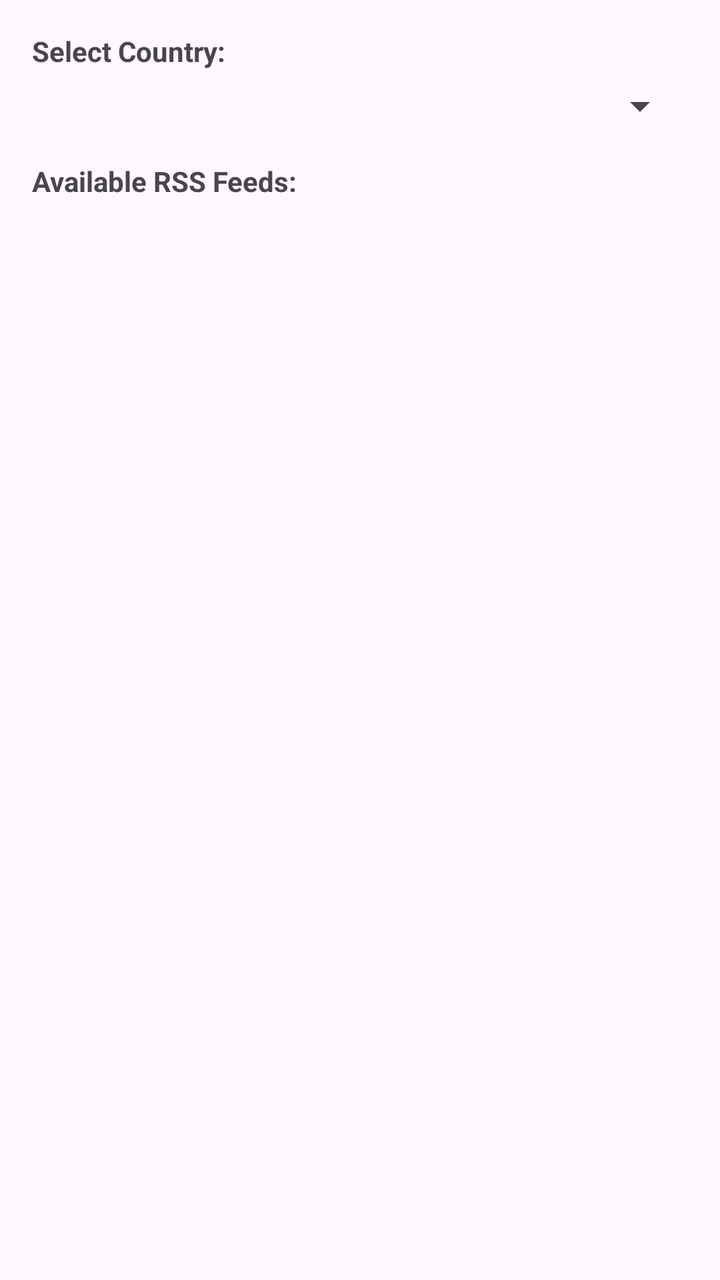
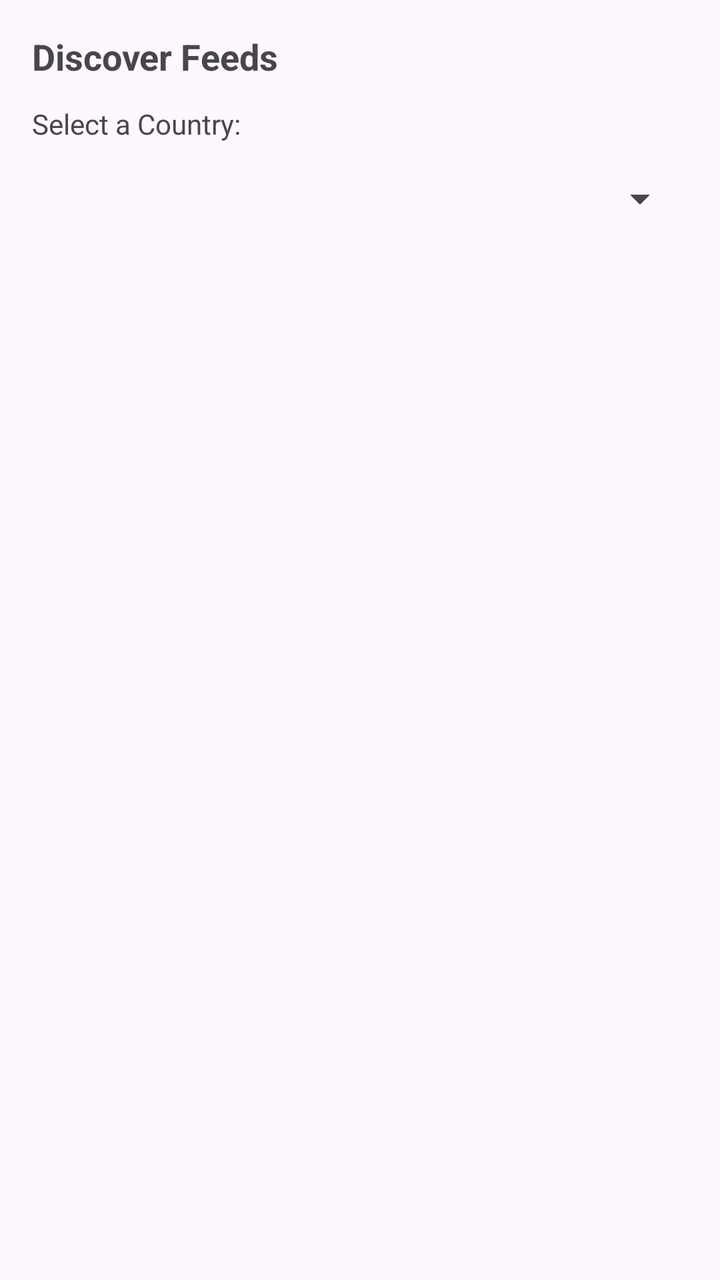

Screens rendered from an Android XML layout before and after an edit, with the pre-edit source and the edit as a unified diff.
<!-- AndroidManifest.xml: application theme Theme.Material3.DayNight.NoActionBar -->
<!-- res/layout/dialog_discover_feeds.xml -->
<?xml version="1.0" encoding="utf-8"?>
<LinearLayout xmlns:android="http://schemas.android.com/apk/res/android"
    android:layout_width="match_parent"
    android:layout_height="match_parent"
    android:orientation="vertical"
    android:padding="16dp">

    <TextView
        android:layout_width="wrap_content"
        android:layout_height="wrap_content"
        android:text="Select Country:"
        android:textStyle="bold" />

    <Spinner
        android:id="@+id/spinnerCountry"
        android:layout_width="match_parent"
        android:layout_height="wrap_content"
        android:layout_marginTop="6dp" />

    <TextView
        android:layout_width="wrap_content"
        android:layout_height="wrap_content"
        android:text="Available RSS Feeds:"
        android:textStyle="bold"
        android:layout_marginTop="16dp" />

    <ScrollView
        android:layout_width="match_parent"
        android:layout_height="0dp"
        android:layout_weight="1"
        android:layout_marginTop="8dp">

        <LinearLayout
            android:id="@+id/layoutDiscoveredContainer"
            android:layout_width="match_parent"
            android:layout_height="wrap_content"
            android:orientation="vertical" />
    </ScrollView>

</LinearLayout>
<!-- resources referenced by this layout -->
<resources>

</resources>

<!-- the commit's change to res/layout/dialog_discover_feeds.xml (unified diff, before → after) -->
@@ -1,34 +1,51 @@
 <?xml version="1.0" encoding="utf-8"?>
 <LinearLayout xmlns:android="http://schemas.android.com/apk/res/android"
     android:layout_width="match_parent"
-    android:layout_height="match_parent"
+    android:layout_height="wrap_content"
     android:orientation="vertical"
     android:padding="16dp">
 
     <TextView
-        android:layout_width="wrap_content"
+        android:layout_width="match_parent"
         android:layout_height="wrap_content"
-        android:text="Select Country:"
-        android:textStyle="bold" />
+        android:text="Discover Feeds"
+        android:textSize="18sp"
+        android:textStyle="bold"
+        android:paddingBottom="12dp" />
+
+    <TextView
+        android:layout_width="match_parent"
+        android:layout_height="wrap_content"
+        android:text="Select a Country:"
+        android:textSize="14sp"
+        android:paddingBottom="4dp" />
 
     <Spinner
         android:id="@+id/spinnerCountry"
         android:layout_width="match_parent"
+        android:layout_height="48dp"
+        android:layout_marginBottom="12dp" />
+
+    <EditText
+        android:id="@+id/inputCustomCountry"
+        android:layout_width="match_parent"
         android:layout_height="wrap_content"
-        android:layout_marginTop="6dp" />
+        android:hint="Enter country name (e.g., Suriname)"
+        android:inputType="textPersonName"
+        android:visibility="gone"
+        android:layout_marginBottom="8dp" />
 
-    <TextView
-        android:layout_width="wrap_content"
+    <Button
+        android:id="@+id/btnSearchWebFeeds"
+        android:layout_width="match_parent"
         android:layout_height="wrap_content"
-        android:text="Available RSS Feeds:"
-        android:textStyle="bold"
-        android:layout_marginTop="16dp" />
+        android:text="Search Web For RSS Feeds"
+        android:visibility="gone"
+        android:layout_marginBottom="12dp" />
 
     <ScrollView
         android:layout_width="match_parent"
-        android:layout_height="0dp"
-        android:layout_weight="1"
-        android:layout_marginTop="8dp">
+        android:layout_height="250dp">
 
         <LinearLayout
             android:id="@+id/layoutDiscoveredContainer"
